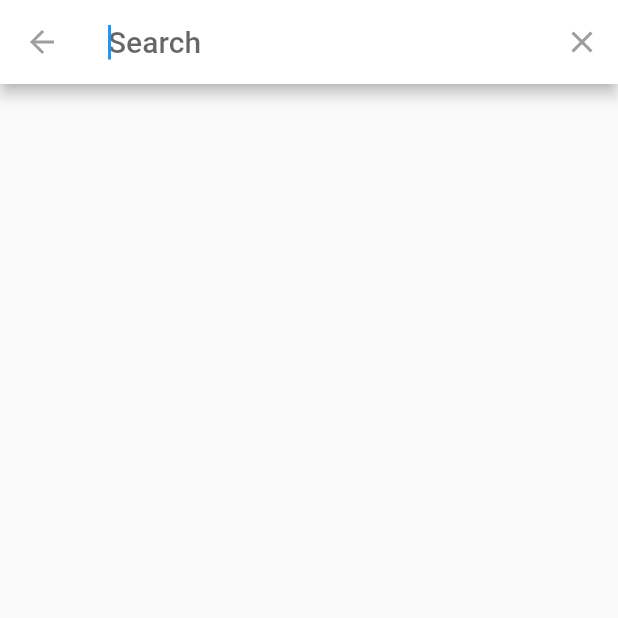
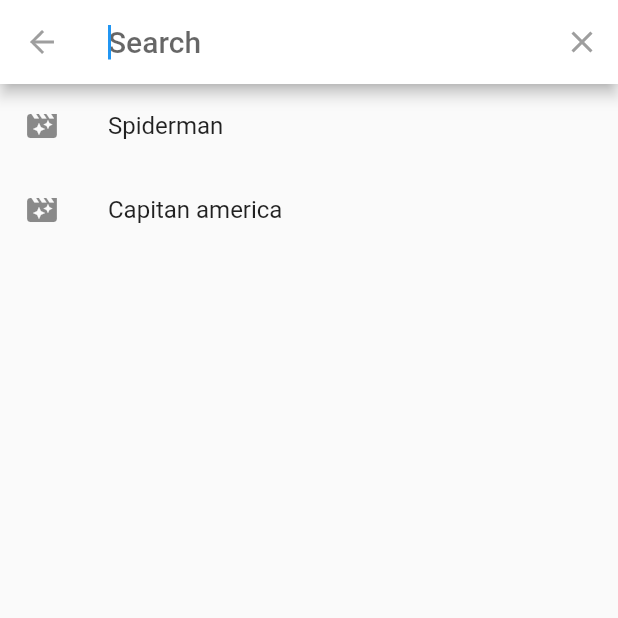
Before and after one commit to JHORJE18/Flutter_Movies, a Flutter app: the screen it shows after launch, after a tap on the "search" icon, on a phone screen of 412 x 824 dp, the top half of it. Run offline on Flutter 3.47's test engine with Material 2 defaults, Android fonts, the phone set to English and light mode, and no system bars; our stand-ins replace flutter_swiper; network calls fail.

Commit message:
Search delegate function

```diff
--- a/lib/src/search/search_delegate.dart
+++ b/lib/src/search/search_delegate.dart
@@ -1,6 +1,18 @@
 import 'package:flutter/material.dart';
 
 class DataSearch extends SearchDelegate {
+  String seleccion = '';
+
+  final peliculas = [
+    'Spiderman',
+    'Regreso al futuro',
+    'Doctor Who',
+    'Cars',
+    'Cars 2',
+    'Cars 3'
+  ];
+  final peliculasRecientes = ['Spiderman', 'Capitan america'];
+
   @override
   List<Widget> buildActions(BuildContext context) {
     // Acciones de nuestro AppBar
@@ -31,12 +43,54 @@ class DataSearch extends SearchDelegate {
   @override
   Widget buildResults(BuildContext context) {
     // Crea los resultado a mostrar
-    return Container();
+    return Center(
+      child: Container(
+        height: 100,
+        width: 100,
+        color: Colors.amberAccent,
+        child: Center(child: Text(seleccion)),
+      ),
+    );
   }
 
   @override
   Widget buildSuggestions(BuildContext context) {
     // Surgerencias que aparecen cuando la persona escribe
-    return Container();
+
+    final listaSurgerencia = (query.isEmpty)
+        ? peliculasRecientes
+        : peliculas
+            .where((element) =>
+                element.toLowerCase().startsWith(query.toLowerCase()))
+            .toList();
+
+    if (listaSurgerencia.length == 0) {
+      return Center(
+        child: Column(
+          mainAxisAlignment: MainAxisAlignment.center,
+          children: [
+            Icon(Icons.mood_bad),
+            SizedBox(
+              height: 10,
+            ),
+            Text('Sin resultados'),
+          ],
+        ),
+      );
+    }
+
+    return ListView.builder(
+      itemCount: listaSurgerencia.length,
+      itemBuilder: (context, index) {
+        return ListTile(
+          leading: Icon(Icons.movie_filter),
+          title: Text(listaSurgerencia[index]),
+          onTap: () {
+            seleccion = listaSurgerencia[index];
+            showResults(context);
+          },
+        );
+      },
+    );
   }
 }
```
